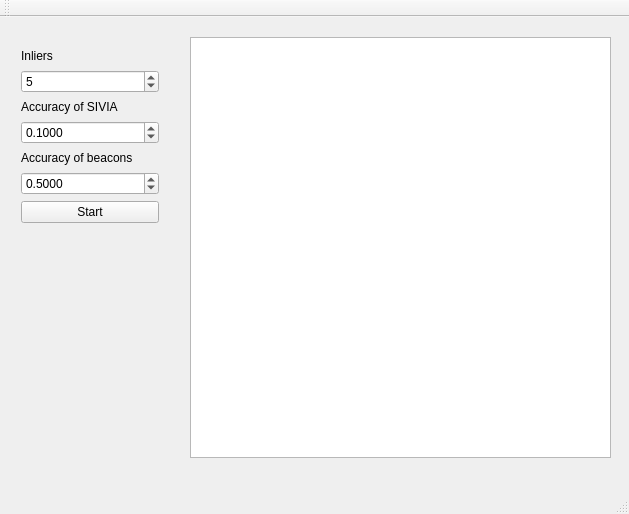
The window that mainwindow.ui (qbrefort/Qinter) describes before a commit, drawn with Qt 5.
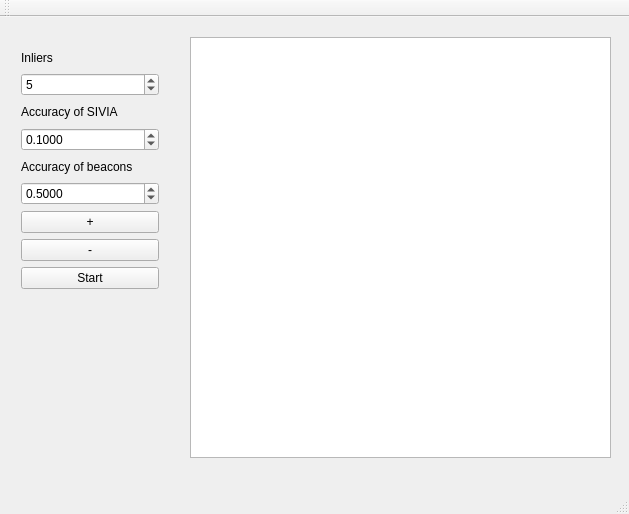
The same window after the commit.

```diff
--- a/mainwindow.ui
+++ b/mainwindow.ui
@@ -36,7 +36,7 @@
       <x>10</x>
       <y>20</y>
       <width>160</width>
-      <height>197</height>
+      <height>263</height>
      </rect>
     </property>
     <layout class="QVBoxLayout" name="verticalLayout">
@@ -99,7 +99,7 @@
         <number>4</number>
        </property>
        <property name="minimum">
-        <double>0.001000000000000</double>
+        <double>0.000000000000000</double>
        </property>
        <property name="maximum">
         <double>10.000000000000000</double>
@@ -112,6 +112,20 @@
        </property>
       </widget>
      </item>
+     <item>
+      <widget class="QPushButton" name="Zoomplus">
+       <property name="text">
+        <string>+</string>
+       </property>
+      </widget>
+     </item>
+     <item>
+      <widget class="QPushButton" name="Zoomminus">
+       <property name="text">
+        <string>-</string>
+       </property>
+      </widget>
+     </item>
      <item>
       <widget class="QPushButton" name="ButtonStart">
        <property name="text">
```
Left out of the diff: 37 changed lines with no effect on the pictures.
